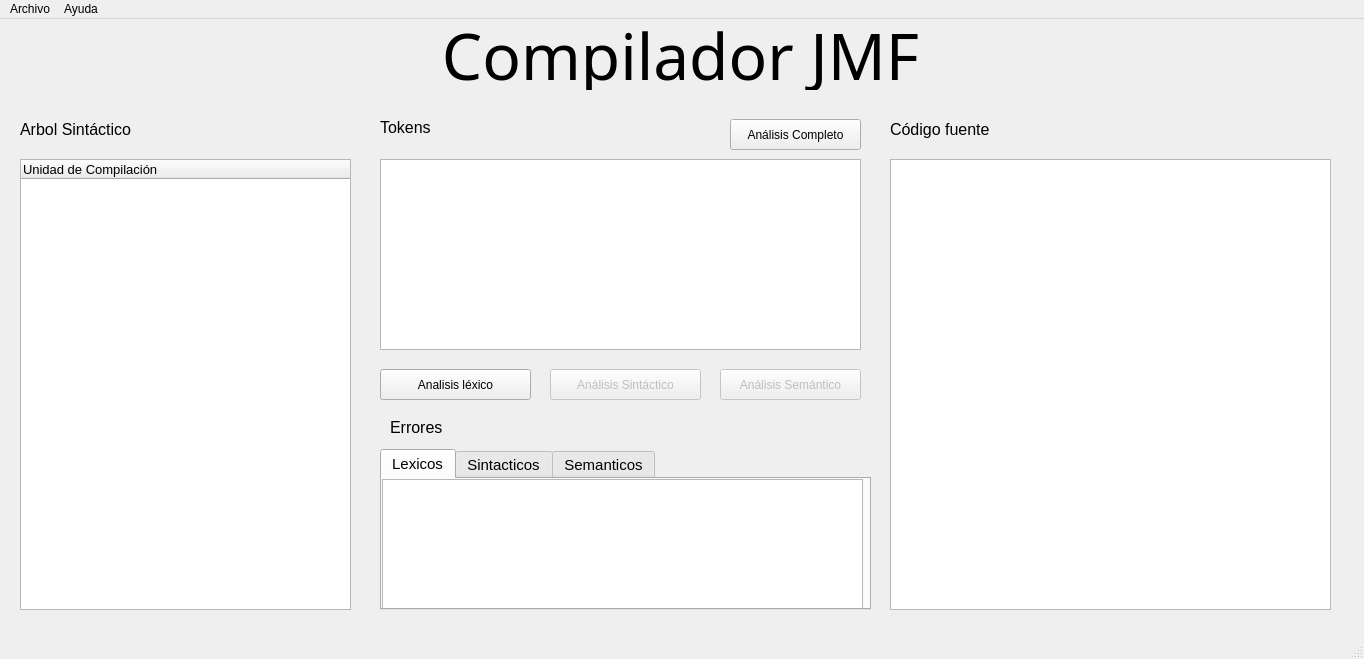
Above: interfaz/interfazQT.ui from LFTPadilla/compilador before the change. Below: the same form after it.
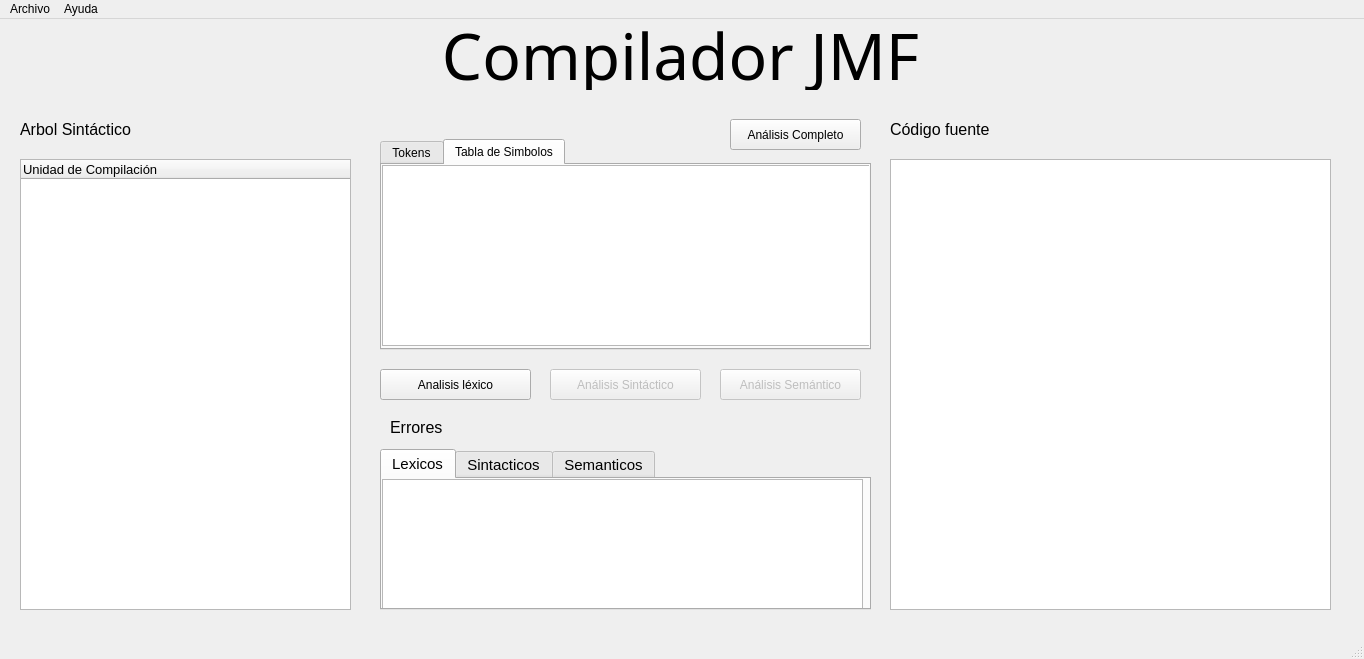
That is the form after the change.

Commit message: Mi primer interfaz :D

```diff
--- a/interfaz/interfazQT.ui
+++ b/interfaz/interfazQT.ui
@@ -51,21 +51,6 @@
      </font>
     </property>
    </widget>
-   <widget class="QListWidget" name="listViewTokens">
-    <property name="geometry">
-     <rect>
-      <x>380</x>
-      <y>140</y>
-      <width>481</width>
-      <height>191</height>
-     </rect>
-    </property>
-    <property name="font">
-     <font>
-      <pointsize>11</pointsize>
-     </font>
-    </property>
-   </widget>
    <widget class="QTreeWidget" name="treeFunciones">
     <property name="geometry">
      <rect>
@@ -86,24 +71,6 @@
      </property>
     </column>
    </widget>
-   <widget class="QLabel" name="label">
-    <property name="geometry">
-     <rect>
-      <x>380</x>
-      <y>100</y>
-      <width>71</width>
-      <height>16</height>
-     </rect>
-    </property>
-    <property name="font">
-     <font>
-      <pointsize>12</pointsize>
-     </font>
-    </property>
-    <property name="text">
-     <string>Tokens</string>
-    </property>
-   </widget>
    <widget class="QLabel" name="label_2">
     <property name="geometry">
      <rect>
@@ -303,6 +270,54 @@
      <string>Análisis Completo</string>
     </property>
    </widget>
+   <widget class="QTabWidget" name="tabWidget">
+    <property name="geometry">
+     <rect>
+      <x>380</x>
+      <y>120</y>
+      <width>491</width>
+      <height>211</height>
+     </rect>
+    </property>
+    <property name="currentIndex">
+     <number>1</number>
+    </property>
+    <widget class="QWidget" name="tab">
+     <attribute name="title">
+      <string>Tokens</string>
+     </attribute>
+     <widget class="QListWidget" name="listViewTokens">
+      <property name="geometry">
+       <rect>
+        <x>0</x>
+        <y>0</y>
+        <width>491</width>
+        <height>171</height>
+       </rect>
+      </property>
+      <property name="font">
+       <font>
+        <pointsize>11</pointsize>
+       </font>
+      </property>
+     </widget>
+    </widget>
+    <widget class="QWidget" name="tSimbolos">
+     <attribute name="title">
+      <string>Tabla de Simbolos</string>
+     </attribute>
+     <widget class="QListView" name="listViewSimbolos">
+      <property name="geometry">
+       <rect>
+        <x>0</x>
+        <y>0</y>
+        <width>491</width>
+        <height>181</height>
+       </rect>
+      </property>
+     </widget>
+    </widget>
+   </widget>
   </widget>
   <widget class="QMenuBar" name="menubar">
    <property name="geometry">
```
Left out of the diff: 2 changed lines with no effect on the pictures. The commit also changes 1 other file.
